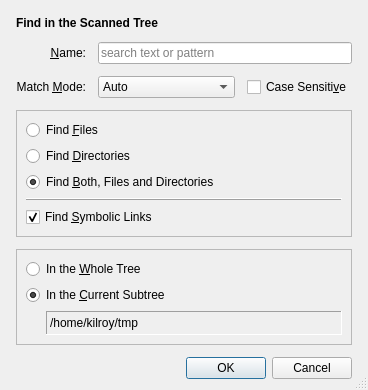
Old version of the form src/find-files-dialog.ui in the repository Lithopsian/qt6dirstat.
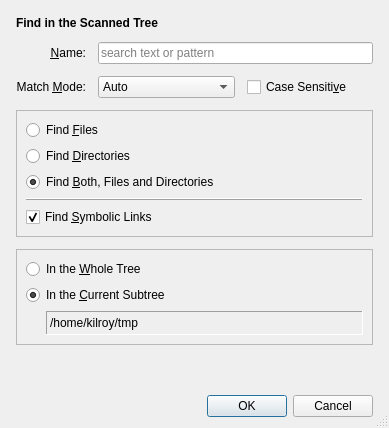
New version of the form.

Commit message:
Find files dialog tweaks
Remember the window geometry even if the dialog was cancelled
Prevent long subtree paths expanding the dialog width: elide the text to fit, but still let it expand (or shrink) if the dialog is resized for some other reason

Patch:
```diff
--- a/src/find-files-dialog.ui
+++ b/src/find-files-dialog.ui
@@ -2,6 +2,14 @@
 <ui version="4.0">
  <class>FindFilesDialog</class>
  <widget class="QDialog" name="FindFilesDialog">
+  <property name="geometry">
+   <rect>
+    <x>0</x>
+    <y>0</y>
+    <width>389</width>
+    <height>428</height>
+   </rect>
+  </property>
   <property name="windowTitle">
    <string>Find</string>
   </property>
```
Left out of the diff: 8 changed lines with no effect on the pictures. The commit also changes 2 other files.
